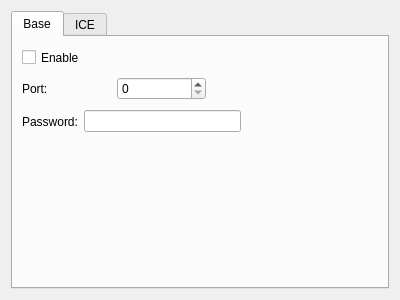
Before: the Qt Designer form Plugins/TigerVnc/Service/FrmParameterTigerVNC.ui in KangLin/RabbitRemoteControl, drawn with Qt 5.
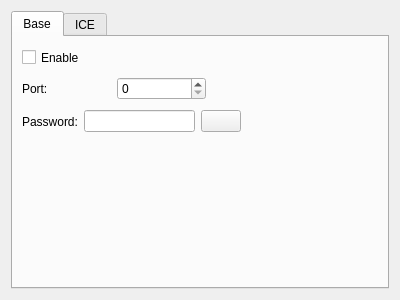
After: the same form once the commit is applied. Icons and pictures are not drawn.

Commit message: Service: modify password

Diff of the .ui file:
```diff
--- a/Plugins/TigerVnc/Service/FrmParameterTigerVNC.ui
+++ b/Plugins/TigerVnc/Service/FrmParameterTigerVNC.ui
@@ -80,7 +80,22 @@
          </widget>
         </item>
         <item>
-         <widget class="QLineEdit" name="lePassword"/>
+         <widget class="QLineEdit" name="lePassword">
+          <property name="echoMode">
+           <enum>QLineEdit::Password</enum>
+          </property>
+         </widget>
+        </item>
+        <item>
+         <widget class="QPushButton" name="pbShow">
+          <property name="text">
+           <string/>
+          </property>
+          <property name="icon">
+           <iconset resource="../../../App/Viewer/Resource/Resource.qrc">
+            <normaloff>:/image/EyeOn</normaloff>:/image/EyeOn</iconset>
+          </property>
+         </widget>
         </item>
        </layout>
       </widget>
```
Left out of the diff: 5 changed lines with no effect on the pictures. The commit also changes 5 other files.
